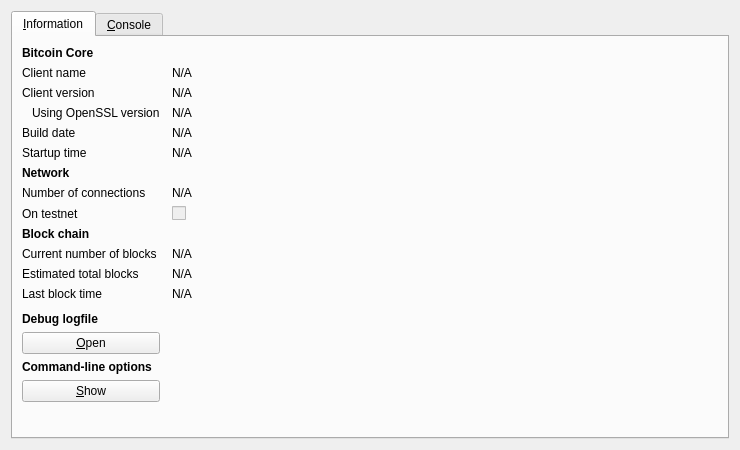
Old version of the form src/qt/forms/rpcconsole.ui in the repository testbars/testbars.
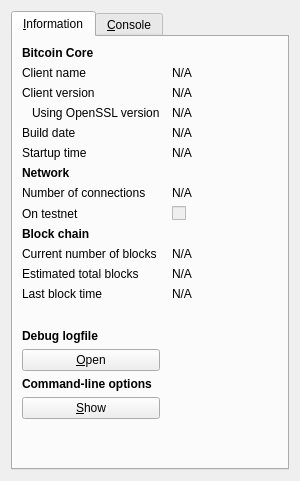
New version of the form. Icons and pictures are not drawn.

```diff
--- a/src/qt/forms/rpcconsole.ui
+++ b/src/qt/forms/rpcconsole.ui
@@ -2,7 +2,7 @@
 <ui version="4.0">
  <class>RPCConsole</class>
  <widget class="QDialog" name="RPCConsole">
-  <property name="geometry">
+  <property name="tbsmetry">
    <rect>
     <x>0</x>
     <y>0</y>
```
